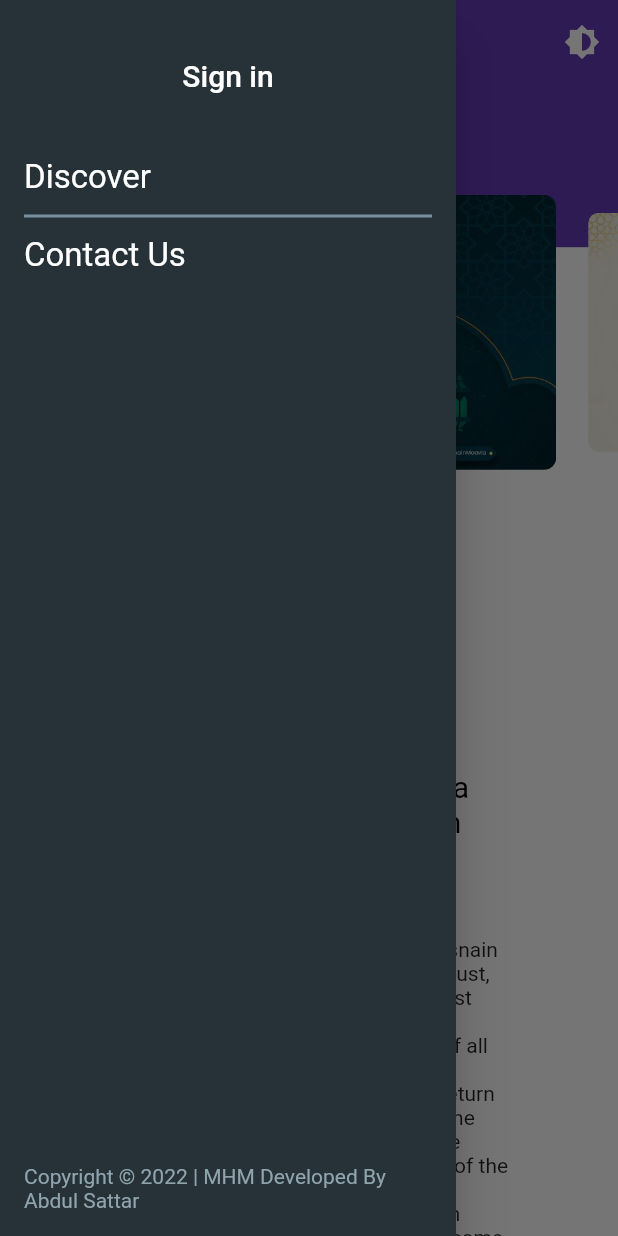
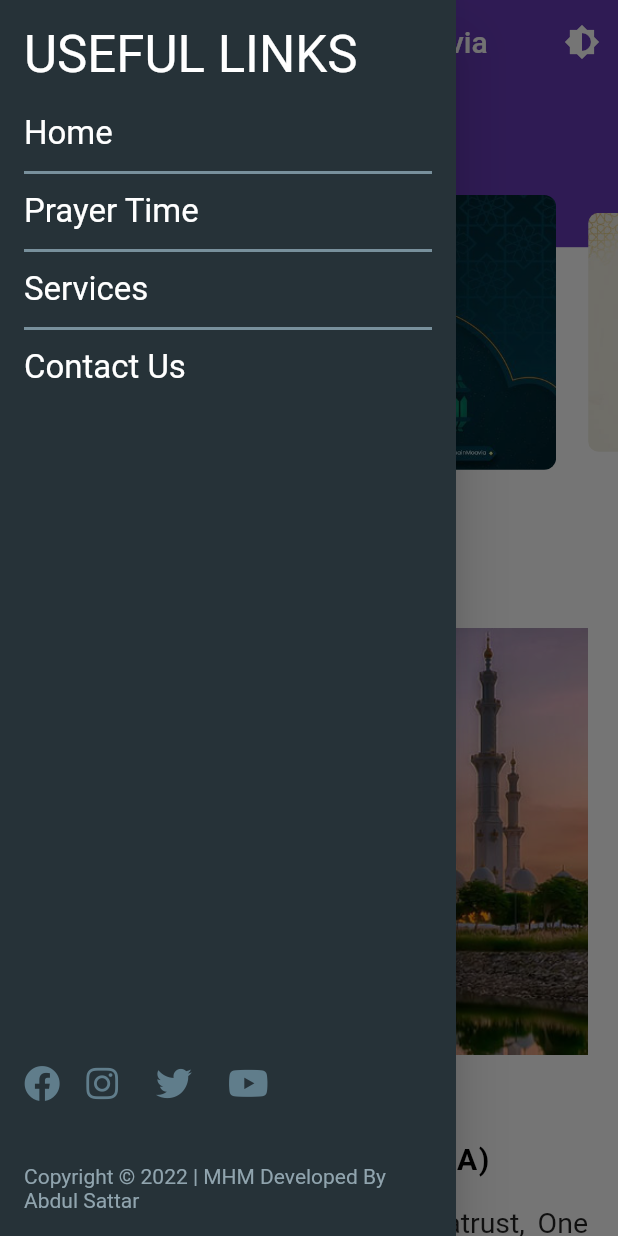
Before and after one commit to AbdulSattarSuleman/MHM-Website, a Flutter app: the screen it shows after launch, with the side drawer open, on a phone screen of 412 x 824 dp. Run offline on Flutter 3.47's test engine with Material 2 defaults, Android fonts, the light colour scheme and no system bars; drawn by our look-alikes of carousel_slider; our stand-ins replace easy_dynamic_theme, firebase_auth, firebase_core, font_awesome_flutter, google_fonts, google_sign_in and 1 more; accounts and stored records are empty; Roboto replaces fonts that are missing (Montserrat).

Commit message:
fix: Responsiveness

```diff
--- a/lib/screens/home_screen.dart
+++ b/lib/screens/home_screen.dart
@@ -65,17 +65,7 @@ class _HomePageState extends State<HomePage> {
                   },
                 ),
               ],
-              title: Text(
-                'EXPLORE',
-                style: TextStyle(
-                  color: Colors.blueGrey[100],
-                  fontSize: 20,
-                  fontFamily: 'Montserrat',
-                  fontWeight: FontWeight.w400,
-                  letterSpacing: 3,
-                ),
-              ),
-            )
+              title: Text("Madrasah Hasnain Moavia"))
           : PreferredSize(
               preferredSize: Size(screenSize.width, 1000),
               child: TopBarContents(_opacity),
@@ -107,13 +97,10 @@ class _HomePageState extends State<HomePage> {
                       SizedBox(
                         height: 130,
                       ),
-                      Container(
-                        child: Column(
+                      Column(
                         children: [
                           DestinationCarousel(),
-                            SizedBox(
-                              height: 200,
-                            ),
+                          DestinationHeading(screenSize: screenSize),
                           IntroductionText(),
                           FeaturedHeading(
                             screenSize: screenSize,
@@ -121,12 +108,11 @@ class _HomePageState extends State<HomePage> {
                           FeaturedTiles(screenSize: screenSize)
                         ],
                       ),
-                      ),
                     ],
                   )
                 ],
               ),
-              DestinationHeading(screenSize: screenSize),
+              // DestinationHeading(screenSize: screenSize),
               SizedBox(height: screenSize.height / 10),
               BottomBar(),
             ],
--- a/lib/screens/utils/authentication.dart
+++ b/lib/screens/utils/authentication.dart
@@ -12,8 +12,6 @@ String? name;
 String? userEmail;
 String? imageUrl;
 
-/// For checking if the user is already signed into the
-/// app using Google Sign In
 Future getUser() async {
   await Firebase.initializeApp();
 
--- a/lib/screens/widgets/bottom_bar_column.dart
+++ b/lib/screens/widgets/bottom_bar_column.dart
@@ -22,10 +22,10 @@ class BottomBarColumn extends StatelessWidget {
         children: [
           Text(
             heading,
-            style: TextStyle(
-              color: Colors.blueGrey[300],
+            style: const TextStyle(
+              color: Colors.black,
               fontSize: 18,
-              fontWeight: FontWeight.w500,
+              fontWeight: FontWeight.w700,
             ),
           ),
           SizedBox(
--- a/lib/screens/widgets/destination_heading.dart
+++ b/lib/screens/widgets/destination_heading.dart
@@ -14,16 +14,16 @@ class DestinationHeading extends StatelessWidget {
   Widget build(BuildContext context) {
     return ResponsiveWidget.isSmallScreen(context)
         ? Container(
-            padding: EdgeInsets.only(
-              top: screenSize.height / 20,
-              bottom: screenSize.height / 20,
+            padding: const EdgeInsets.only(
+              top: 10,
+              bottom: 10,
             ),
             width: screenSize.width,
             // color: Colors.black,
             child: Text(
-              'Introductions',
+              'Introduction'.toUpperCase(),
               textAlign: TextAlign.center,
-              style: TextStyle(
+              style: const TextStyle(
                 color: Colors.black,
                 fontSize: 24,
                 fontFamily: 'Montserrat',
@@ -39,7 +39,7 @@ class DestinationHeading extends StatelessWidget {
             width: screenSize.width,
             // color: Colors.black,
             child: const Text(
-              'Introductions',
+              'Introduction',
               textAlign: TextAlign.center,
               style: TextStyle(
                 color: Colors.black,
--- a/lib/screens/widgets/explore_drawer.dart
+++ b/lib/screens/widgets/explore_drawer.dart
@@ -1,8 +1,7 @@
 import 'package:flutter/material.dart';
+import 'package:font_awesome_flutter/font_awesome_flutter.dart';
 import 'package:mhm_website/screens/utils/authentication.dart';
-
-import '../home_screen.dart';
-import 'auth_dialog.dart';
+import 'package:url_launcher/url_launcher.dart';
 
 class ExploreDrawer extends StatefulWidget {
   const ExploreDrawer({
@@ -26,129 +25,78 @@ class _ExploreDrawerState extends State<ExploreDrawer> {
             crossAxisAlignment: CrossAxisAlignment.start,
             mainAxisAlignment: MainAxisAlignment.start,
             children: [
-              userEmail == null
-                  ? Container(
-                      width: double.maxFinite,
-                      child: TextButton(
-                        // color: Colors.black,
-                        // hoverColor: Colors.blueGrey[800],
-                        // highlightColor: Colors.blueGrey[700],
-                        style: TextButton.styleFrom(
-                          primary: Colors.black,
-                          shape: RoundedRectangleBorder(
-                            borderRadius: BorderRadius.circular(15),
-                          ),
-                        ),
-                        onPressed: () {
-                          showDialog(
-                            context: context,
-                            builder: (context) => AuthDialog(),
-                          );
-                        },
-                        // shape: RoundedRectangleBorder(
-                        //   borderRadius: BorderRadius.circular(15),
-                        // ),
-                        child: Padding(
-                          padding: EdgeInsets.only(
-                            top: 15.0,
-                            bottom: 15.0,
-                          ),
-                          child: Text(
-                            'Sign in',
-                            style: TextStyle(
-                              fontSize: 20,
-                              color: Colors.white,
-                            ),
-                          ),
-                        ),
-                      ),
-                    )
-                  : Row(
-                      mainAxisAlignment: MainAxisAlignment.start,
-                      mainAxisSize: MainAxisSize.max,
-                      children: [
-                        CircleAvatar(
-                          radius: 20,
-                          backgroundImage:
-                              imageUrl != null ? NetworkImage(imageUrl!) : null,
-                          child: imageUrl == null
-                              ? Icon(
-                                  Icons.account_circle,
-                                  size: 40,
-                                )
-                              : Container(),
-                        ),
-                        SizedBox(width: 10),
-                        Text(
-                          name ?? userEmail!,
-                          style: TextStyle(
-                            fontSize: 20,
-                            color: Colors.white70,
-                          ),
-                        )
-                      ],
-                    ),
-              SizedBox(height: 20),
-              userEmail != null
-                  ? Container(
-                      width: double.maxFinite,
-                      child: TextButton(
-                        // color: Colors.black,
-                        // hoverColor: Colors.blueGrey[800],
-                        // highlightColor: Colors.blueGrey[700],
-                        style: TextButton.styleFrom(
-                          primary: Colors.black,
-                          shape: RoundedRectangleBorder(
-                            borderRadius: BorderRadius.circular(15),
-                          ),
-                        ),
-                        onPressed: _isProcessing
-                            ? null
-                            : () async {
-                                setState(() {
-                                  _isProcessing = true;
-                                });
-                                await signOut().then((result) {
-                                  print(result);
-                                  Navigator.of(context).pushReplacement(
-                                    MaterialPageRoute(
-                                      fullscreenDialog: true,
-                                      builder: (context) => HomePage(),
-                                    ),
-                                  );
-                                }).catchError((error) {
-                                  print('Sign Out Error: $error');
-                                });
-                                setState(() {
-                                  _isProcessing = false;
-                                });
-                              },
-                        // shape: RoundedRectangleBorder(
-                        //   borderRadius: BorderRadius.circular(15),
-                        // ),
-                        child: Padding(
-                          padding: EdgeInsets.only(
-                            top: 15.0,
-                            bottom: 15.0,
-                          ),
-                          child: _isProcessing
-                              ? CircularProgressIndicator()
-                              : Text(
-                                  'Sign out',
-                                  style: TextStyle(
-                                    fontSize: 20,
-                                    color: Colors.white,
-                                  ),
-                                ),
-                        ),
-                      ),
-                    )
-                  : Container(),
-              userEmail != null ? SizedBox(height: 20) : Container(),
+              // userEmail == null
+              //     ? Container(
+              //         width: double.maxFinite,
+              //         child: TextButton(
+              //           // color: Colors.black,
+              //           // hoverColor: Colors.blueGrey[800],
+              //           // highlightColor: Colors.blueGrey[700],
+              //           style: TextButton.styleFrom(
+              //             primary: Colors.black,
+              //             shape: RoundedRectangleBorder(
+              //               borderRadius: BorderRadius.circular(15),
+              //             ),
+              //           ),
+              //           onPressed: () {
+              //             showDialog(
+              //               context: context,
+              //               builder: (context) => AuthDialog(),
+              //             );
+              //           },
+              //           shape: RoundedRectangleBorder(
+              //             borderRadius: BorderRadius.circular(15),
+              //           ),
+              //           child: Padding(
+              //             padding: EdgeInsets.only(
+              //               top: 15.0,
+              //               bottom: 15.0,
+              //             ),
+              //             child: Text(
+              //               'Sign in',
+              //               style: TextStyle(
+              //                 fontSize: 20,
+              //                 color: Colors.white,
+              //               ),
+              //             ),
+              //           ),
+              //         ),
+              //       )
+              //     : Row(
+              //         mainAxisAlignment: MainAxisAlignment.start,
+              //         mainAxisSize: MainAxisSize.max,
+              //         children: [
+              //           CircleAvatar(
+              //             radius: 20,
+              //             backgroundImage:
+              //                 imageUrl != null ? NetworkImage(imageUrl!) : null,
+              //             child: imageUrl == null
+              //                 ? Icon(
+              //                     Icons.account_circle,
+              //                     size: 40,
+              //                   )
+              //                 : Container(),
+              //           ),
+              //           SizedBox(width: 10),
+              //           Text(
+              //             name ?? userEmail!,
+              //             style: TextStyle(
+              //               fontSize: 20,
+              //               color: Colors.white70,
+              //             ),
+              //           )
+              //         ],
+              //       ),
+
+              const Text("USEFUL LINKS",
+                  style: TextStyle(color: Colors.white, fontSize: 34)),
+              const SizedBox(height: 20),
+
+              userEmail != null ? const SizedBox(height: 20) : Container(),
               InkWell(
                 onTap: () {},
-                child: Text(
-                  'Discover',
+                child: const Text(
+                  'Home',
                   style: TextStyle(color: Colors.white, fontSize: 22),
                 ),
               ),
@@ -161,7 +109,35 @@ class _ExploreDrawerState extends State<ExploreDrawer> {
               ),
               InkWell(
                 onTap: () {},
-                child: Text(
+                child: const Text(
+                  'Prayer Time',
+                  style: TextStyle(color: Colors.white, fontSize: 22),
+                ),
+              ),
+              Padding(
+                padding: const EdgeInsets.only(top: 5.0, bottom: 5.0),
+                child: Divider(
+                  color: Colors.blueGrey[400],
+                  thickness: 2,
+                ),
+              ),
+              InkWell(
+                onTap: () {},
+                child: const Text(
+                  'Services',
+                  style: TextStyle(color: Colors.white, fontSize: 22),
+                ),
+              ),
+              Padding(
+                padding: const EdgeInsets.only(top: 5.0, bottom: 5.0),
+                child: Divider(
+                  color: Colors.blueGrey[400],
+                  thickness: 2,
+                ),
+              ),
+              InkWell(
+                onTap: () {},
+                child: const Text(
                   'Contact Us',
                   style: TextStyle(color: Colors.white, fontSize: 22),
                 ),
@@ -169,14 +145,60 @@ class _ExploreDrawerState extends State<ExploreDrawer> {
               Expanded(
                 child: Align(
                     alignment: Alignment.bottomCenter,
-                  child: Text(
+                    child: Column(
+                      mainAxisAlignment: MainAxisAlignment.end,
+                      children: [
+                        Row(
+                          mainAxisAlignment: MainAxisAlignment.start,
+                          children: [
+                            InkWell(
+                                onTap: () {
+                                  launch(
+                                      "https://www.facebook.com/MadrasahHasnainMoavia/");
+                                },
+                                child: const Icon(FontAwesomeIcons.facebook)),
+                            const SizedBox(
+                              width: 4,
+                            ),
+                            IconButton(
+                                onPressed: () {
+                                  launch(
+                                      "https://www.instagram.com/madrasahhasnainmoavia/");
+                                },
+                                icon: Icon(FontAwesomeIcons.instagram)),
+                            // const SizedBox(
+                            //   width: 10,
+                            // ),
+                            IconButton(
+                                onPressed: () {
+                                  launch("https://twitter.com/mhmofficial_1");
+                                },
+                                icon: Icon(FontAwesomeIcons.twitter)),
+                            // const SizedBox(
+                            //   width: 10,
+                            // ),
+                            IconButton(
+                                onPressed: () {
+                                  launch(
+                                      "https://www.youtube.com/user/islahibayanmhm");
+                                },
+                                icon: Icon(
+                                  FontAwesomeIcons.youtube,
+                                )),
+                          ],
+                        ),
+                        const SizedBox(
+                          height: 30,
+                        ),
+                        Text(
                           'Copyright © 2022 | MHM Developed By Abdul Sattar',
                           style: TextStyle(
                             color: Colors.blueGrey[300],
                             fontSize: 14,
                           ),
                         ),
-                ),
+                      ],
+                    )),
               )
             ],
           ),
--- a/lib/screens/widgets/info_text.dart
+++ b/lib/screens/widgets/info_text.dart
@@ -15,10 +15,8 @@ class InfoText extends StatelessWidget {
       children: [
         Text(
           '$type: ',
-          style: TextStyle(
-            color: Colors.blueGrey[300],
-            fontSize: 16,
-          ),
+          style: const TextStyle(
+              color: Colors.black, fontSize: 16, fontWeight: FontWeight.w700),
         ),
         Flexible(
           child: Text(
--- a/lib/screens/widgets/introduction_text.dart
+++ b/lib/screens/widgets/introduction_text.dart
@@ -1,4 +1,6 @@
 import 'package:flutter/material.dart';
+import 'package:mhm_website/screens/widgets/responsive.dart';
+import 'package:mhm_website/style.dart';
 
 class IntroductionText extends StatelessWidget {
   const IntroductionText({Key? key}) : super(key: key);
@@ -6,9 +8,72 @@ class IntroductionText extends StatelessWidget {
   @override
   Widget build(BuildContext context) {
     Size screenSize = MediaQuery.of(context).size;
-    return Row(
+    return ResponsiveWidget.isSmallScreen(context)
+        ? Column(
+            mainAxisAlignment: MainAxisAlignment.start,
+            crossAxisAlignment: CrossAxisAlignment.start,
             children: [
-        Stack(
+              Center(
+                child: Container(
+                  padding: EdgeInsets.zero,
+                  margin: const EdgeInsets.fromLTRB(20, 0, 20, 0),
+                  width: screenSize.width,
+                  height: 400,
+                  decoration: const BoxDecoration(
+                      borderRadius: BorderRadius.all(Radius.circular(20)),
+                      image: DecorationImage(
+                          image: AssetImage("assets/images/intro.jpg"))),
+                ),
+              ),
+              const Padding(
+                padding: EdgeInsets.fromLTRB(20, 0, 20, 0),
+                child: Text(
+                  "Madarsa Hasnain Moavia (R.A)",
+                  style: TextStyle(
+                    color: Colors.black,
+                    fontSize: 20,
+                    fontFamily: 'Montserrat',
+                    fontWeight: FontWeight.w600,
+                    letterSpacing: 1,
+                  ),
+                ),
+              ),
+              const SizedBox(
+                height: 20,
+              ),
+              Padding(
+                padding: const EdgeInsets.only(left: 20, right: 20),
+                child: Text(
+                  "Madrasah Hasnain Moavia | Deatrust, One of the most significant investments of all time with the tremendous return is to develop the firmness in the Emaan (faith) of the children, who cherish human values and become a treasured asset to society.",
+                  textAlign: TextAlign.justify,
+                  style: bodyText,
+                ),
+              ),
+              const SizedBox(
+                height: 10,
+              ),
+              Padding(
+                padding: const EdgeInsets.fromLTRB(20, 0, 20, 0),
+                child: Text(
+                  "Alhamdulillah, we are honoured to have Madrasah Hasnain Moavia in Godhra Gali since 1998. The primary objective is to teach Qur’an with the Tajweed (pronunciation rules) and Makhraj (learning and practicing the origin of pronunciation). Currently, Madrasah is providing Hifz, Nazra, and Qaida facilities under the guidance of experienced teachers.",
+                  textAlign: TextAlign.justify,
+                  style: bodyText,
+                ),
+              ),
+              const SizedBox(
+                height: 10,
+              ),
+              Padding(
+                padding: const EdgeInsets.fromLTRB(20, 0, 20, 0),
+                child: Text(
+                  "The Madrasah focuses on bringing the best Islamic environments for the children to learn and practice Islamic teaching, etiquettes, and moral values to become an example to society.",
+                  textAlign: TextAlign.justify,
+                  style: bodyText,
+                ),
+              )
+            ],
+          )
+        : Row(
             children: [
               Container(
                 margin: EdgeInsets.all(20),
@@ -22,8 +87,6 @@ class IntroductionText extends StatelessWidget {
                     height: 300,
                   ),
                 ),
-            )
-          ],
               ),
               Expanded(
                 child: Padding(
@@ -31,7 +94,7 @@ class IntroductionText extends StatelessWidget {
                   child: Column(
                     mainAxisAlignment: MainAxisAlignment.start,
                     crossAxisAlignment: CrossAxisAlignment.start,
-              children: [
+                    children: const [
                       Text(
                         "Madarsa Hasnain Moavia (R.A)",
                         style: TextStyle(
--- a/lib/style.dart
+++ b/lib/style.dart
@@ -8,3 +8,7 @@ TextStyle navBar = GoogleFonts.ibmPlexSans(
   fontSize: 20,
   fontWeight: FontWeight.bold,
 );
+
+TextStyle bodyText = const TextStyle(
+  fontSize: 19,
+);
--- a/pubspec.yaml
+++ b/pubspec.yaml
@@ -40,6 +40,9 @@ dependencies:
   firebase_auth: ^3.3.5
   firebase_core: ^1.11.0
   google_sign_in: ^5.2.1
+
+  font_awesome_flutter: ^9.2.0
+  url_launcher: ^6.0.17
 
 dev_dependencies:
   flutter_test:
```
Also changed, not shown: lib/screens/widgets/bottom_bar.dart (+16 -14 lines), lib/screens/widgets/featured_tiles.dart (+6 -1 lines), pubspec.lock, 1 other file. Lines whose indentation alone changed are shown as unchanged.
